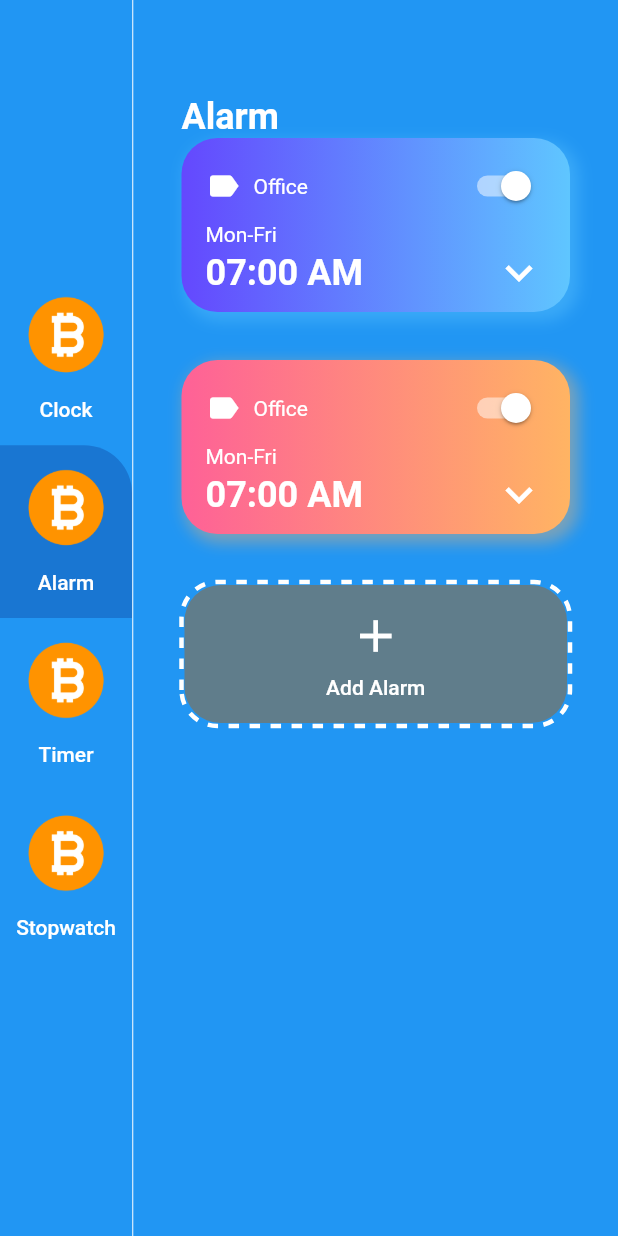
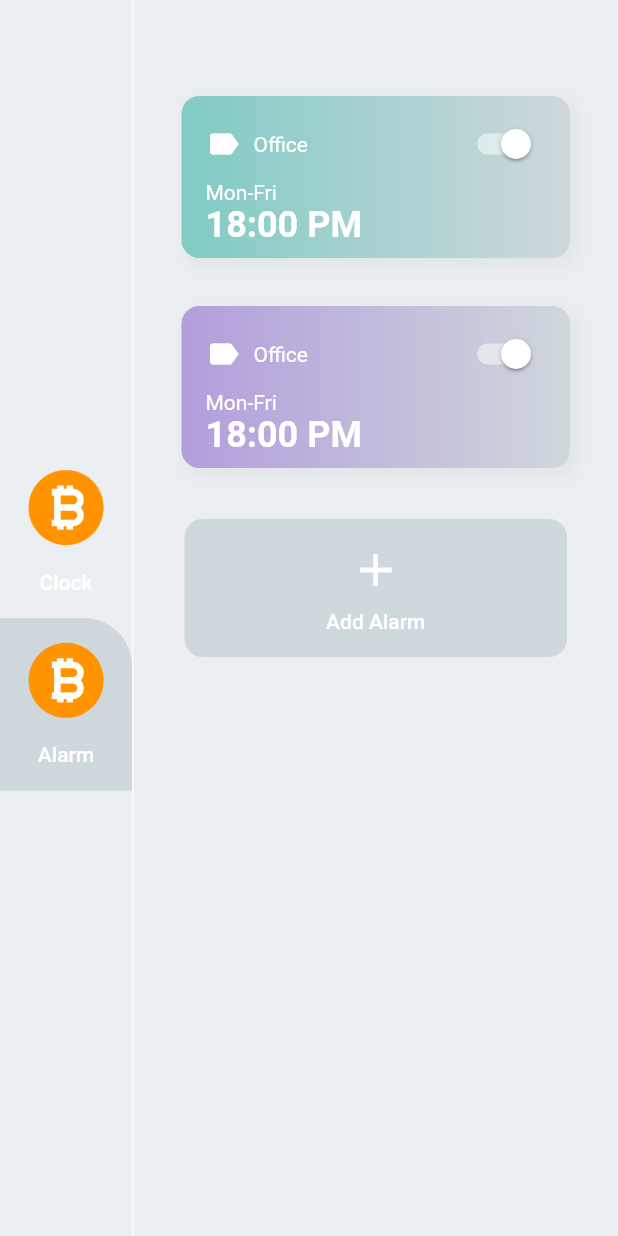
Before and after one commit to oQULOo/taciturn-clock, a Flutter app: the screen it shows after launch, after a tap on "Alarm", on a phone screen of 412 x 824 dp. Run offline on Flutter 3.47's test engine with Material 2 defaults, Android fonts, the phone set to English and light mode, and no system bars; drawn by our look-alikes of dotted_border; our stand-ins replace flutter_local_notifications, sqflite, timezone; accounts and stored records are empty.

Commit message:
全体的にデザインの修正

```diff
--- a/lib/data.dart
+++ b/lib/data.dart
@@ -8,9 +8,6 @@ import 'models/menu_info.dart';
 List<MenuInfo> menuItems = [
   MenuInfo(MenuType.clock, title: 'Clock', imageSource: 'assets/icon_btc.png'),
   MenuInfo(MenuType.alarm, title: 'Alarm', imageSource: 'assets/icon_btc.png'),
-  MenuInfo(MenuType.timer, title: 'Timer', imageSource: 'assets/icon_btc.png'),
-  MenuInfo(MenuType.stopwatch,
-      title: 'Stopwatch', imageSource: 'assets/icon_btc.png'),
 ];
 
 ///Alarm画面において表示するListViewにわたすためのリスト
--- a/lib/views/alarm_page.dart
+++ b/lib/views/alarm_page.dart
@@ -46,11 +46,6 @@ class _AlarmPageState extends State<AlarmPage> {
       child: Column(
         crossAxisAlignment: CrossAxisAlignment.start, //Alarmのタイトルを左寄せに
         children: [
-          Text(
-            'Alarm',
-            style: TextStyle(
-                fontWeight: FontWeight.w700, fontSize: 24, color: Colors.white),
-          ),
           Expanded(
             child: ListView(
                 children: alarms.map<Widget>((alarm) {
@@ -75,7 +70,7 @@ class _AlarmPageState extends State<AlarmPage> {
                       offset: Offset(4, 4),
                     ),
                   ],
-                  borderRadius: BorderRadius.all(Radius.circular(24)),
+                  borderRadius: BorderRadius.all(Radius.circular(12)),
                 ),
                 child: Column(
                   crossAxisAlignment: CrossAxisAlignment.start,
@@ -117,19 +112,12 @@ class _AlarmPageState extends State<AlarmPage> {
                       children: [
                         ///時刻
                         Text(
-                          '07:00 AM',
+                          '18:00 PM',
                           style: TextStyle(
                               color: Colors.white,
                               fontSize: 24,
                               fontWeight: FontWeight.w700),
                         ),
-
-                        ///時刻右手の下向き矢印
-                        Icon(
-                          Icons.keyboard_arrow_down,
-                          size: 36,
-                          color: Colors.white,
-                        )
                       ],
                     ),
                   ],
@@ -138,16 +126,16 @@ class _AlarmPageState extends State<AlarmPage> {
             }).followedBy([
               if (alarms.length < 5)
                 DottedBorder(
-                  strokeWidth: 3,
+                  strokeWidth: 0,
                   color: Colors.white,
                   borderType: BorderType.RRect, //点線を角丸にする
-                  radius: Radius.circular(24), //角丸のアール値を指定
+                  radius: Radius.circular(12), //角丸のアール値を指定
                   dashPattern: [7, 7], //[線分の長さ,間隔の幅]
                   child: Container(
                     width: double.infinity,
                     decoration: BoxDecoration(
-                        color: Colors.blueGrey,
-                        borderRadius: BorderRadius.all(Radius.circular(24))),
+                        color: Colors.blueGrey[100],
+                        borderRadius: BorderRadius.all(Radius.circular(12))),
                     child: FlatButton(
                       padding: const EdgeInsets.symmetric(
                           horizontal: 32, vertical: 16),
--- a/lib/views/clock_page.dart
+++ b/lib/views/clock_page.dart
@@ -3,6 +3,7 @@ import 'package:intl/intl.dart';
 
 import 'clock_view.dart';
 
+///時計表示ページ
 class ClockPage extends StatefulWidget {
   ClockPage({Key key}) : super(key: key);
 
@@ -30,14 +31,6 @@ class _ClockPageState extends State<ClockPage> {
       child: Column(
         crossAxisAlignment: CrossAxisAlignment.start,
         children: [
-          Flexible(
-            flex: 1,
-            fit: FlexFit.tight,
-            child: Text(
-              'Clock',
-              style: TextStyle(color: Colors.white, fontSize: 24),
-            ),
-          ),
           SizedBox(
             height: 32,
           ),
@@ -48,11 +41,11 @@ class _ClockPageState extends State<ClockPage> {
               children: [
                 Text(
                   formattedTime,
-                  style: TextStyle(color: Colors.white, fontSize: 64),
+                  style: TextStyle(color: Colors.blueGrey[200], fontSize: 64),
                 ),
                 Text(
                   formattedDate,
-                  style: TextStyle(color: Colors.white, fontSize: 20),
+                  style: TextStyle(color: Colors.blueGrey[200], fontSize: 20),
                 ),
               ],
             ),
@@ -72,16 +65,17 @@ class _ClockPageState extends State<ClockPage> {
               children: [
                 Text(
                   'Timezone',
-                  style: TextStyle(color: Colors.white, fontSize: 24),
+                  style: TextStyle(color: Colors.blueGrey[200], fontSize: 24),
                 ),
                 SizedBox(height: 16),
                 Row(
                   children: [
-                    Icon(Icons.language, color: Colors.white),
+                    Icon(Icons.language, color: Colors.blueGrey[200]),
                     SizedBox(width: 16),
                     Text(
                       'UTC' + offsetSign + timezoneString,
-                      style: TextStyle(color: Colors.white, fontSize: 24),
+                      style:
+                          TextStyle(color: Colors.blueGrey[200], fontSize: 24),
                     ),
                   ],
                 ),
--- a/lib/views/clock_view.dart
+++ b/lib/views/clock_view.dart
@@ -68,29 +68,31 @@ class ClockPainter extends CustomPainter {
       ..strokeWidth = size.width / 20; //縁の太さ
 
     ///時計の中心の色
-    var centerFillBrush = Paint()..color = Colors.amber[50];
+    var centerFillBrush = Paint()..color = Colors.blueGrey[800];
 
     ///時計の針3本の色と描画スタイルを設定！
     var secHandBrush = Paint()
-      ..shader = RadialGradient(colors: [Colors.orangeAccent, Colors.pink])
+      ..shader =
+          RadialGradient(colors: [Colors.blueGrey[800], Colors.blueGrey[400]])
               .createShader(Rect.fromCircle(center: center, radius: radius))
       ..style = PaintingStyle.stroke
       ..strokeCap = StrokeCap.round //ラインを丸くする
       ..strokeWidth = size.width / 60;
 
     var minHandBrush = Paint()
-      ..shader = RadialGradient(colors: [Colors.lightBlue, Colors.lightGreen])
+      ..shader =
+          RadialGradient(colors: [Colors.blueGrey[800], Colors.blueGrey[400]])
               .createShader(Rect.fromCircle(center: center, radius: radius))
       ..style = PaintingStyle.stroke
       ..strokeCap = StrokeCap.round
-      ..strokeWidth = size.width / 30;
+      ..strokeWidth = size.width / 60;
 
     var hourHandBrush = Paint()
-      ..shader = RadialGradient(colors: [Colors.green, Colors.yellow])
+      ..shader = RadialGradient(colors: [Colors.red[700], Colors.red[100]])
           .createShader(Rect.fromCircle(center: center, radius: radius))
       ..style = PaintingStyle.stroke
       ..strokeCap = StrokeCap.round
-      ..strokeWidth = size.width / 24;
+      ..strokeWidth = size.width / 60;
 
     ///時計回りの放射線状の線の描画スタイル
     var dashBrush = Paint()
@@ -99,33 +101,33 @@ class ClockPainter extends CustomPainter {
       ..style = PaintingStyle.stroke
       ..strokeWidth = 1;
 
-    canvas.drawCircle(center, radius * 0.75, fillBrush); //時計の内側
-    canvas.drawCircle(center, radius * 0.75, outlineBrush); //時計の縁
+    // canvas.drawCircle(center, radius * 0.75, fillBrush); //時計の内側
+    // canvas.drawCircle(center, radius * 0.75, outlineBrush); //時計の縁
 
     ///時計の針のdrawLine終了点に使用
-    ///80*はcenterからの距離を離すために必要(？)
+    ///針の長さを変えたいとき：radius*n のn値を大きくする
     var hourHandX = centerX +
         radius *
-            0.4 *
+            0.6 *
             cos((dateTime.hour * 30 + dateTime.minute * 0.5) *
                 pi /
                 180); //1時間後に急に針ががくっと動くのはやなので毎分0.5度足していく
     var hourHandY = centerX +
         radius *
-            0.4 *
+            0.6 *
             sin((dateTime.hour * 30 + dateTime.minute * 0.5) * pi / 180);
     //時計の針:drawLine(開始点,終了点,描画スタイル)
     canvas.drawLine(center, Offset(hourHandX, hourHandY), hourHandBrush);
 
-    var minHandX = centerX + radius * 0.6 * cos(dateTime.minute * 6 * pi / 180);
-    var minHandY = centerX + radius * 0.6 * sin(dateTime.minute * 6 * pi / 180);
+    var minHandX = centerX + radius * 1 * cos(dateTime.minute * 6 * pi / 180);
+    var minHandY = centerX + radius * 1 * sin(dateTime.minute * 6 * pi / 180);
     canvas.drawLine(center, Offset(minHandX, minHandY), minHandBrush);
 
-    var secHandX = centerX + radius * 0.6 * cos(dateTime.second * 6 * pi / 180);
-    var secHandY = centerX + radius * 0.6 * sin(dateTime.second * 6 * pi / 180);
+    var secHandX = centerX + radius * 1 * cos(dateTime.second * 6 * pi / 180);
+    var secHandY = centerX + radius * 1 * sin(dateTime.second * 6 * pi / 180);
     canvas.drawLine(center, Offset(secHandX, secHandY), secHandBrush);
 
-    canvas.drawCircle(center, 12, centerFillBrush); //時計の中心点
+    canvas.drawCircle(center, 3, centerFillBrush); //時計の中心点
 
     ///時計回りの放射線状の線
     var outerCircleRadius = radius;
@@ -137,7 +139,7 @@ class ClockPainter extends CustomPainter {
       var x2 = centerX + innerCircleRadius * cos(i * pi / 180);
       var y2 = centerX + innerCircleRadius * sin(i * pi / 180);
 
-      canvas.drawLine(Offset(x1, y1), Offset(x2, y2), dashBrush);
+      // canvas.drawLine(Offset(x1, y1), Offset(x2, y2), dashBrush);
     }
   }
 
--- a/lib/views/homepage.dart
+++ b/lib/views/homepage.dart
@@ -18,7 +18,7 @@ class _HomePageState extends State<HomePage> {
   @override
   Widget build(BuildContext context) {
     return Scaffold(
-      backgroundColor: Colors.blue,
+      backgroundColor: Colors.blueGrey[50],
       body: Row(
         children: [
           Column(
@@ -70,7 +70,7 @@ class _HomePageState extends State<HomePage> {
               borderRadius: BorderRadius.only(topRight: Radius.circular(32))),
           padding: const EdgeInsets.symmetric(vertical: 16.0),
           color: currentMenuInfo.menuType == value.menuType
-              ? Colors.blue[700]
+              ? Colors.blueGrey[100]
               : Colors.transparent,
           onPressed: () {
             ///ManuInfoをProviderの監視対象にする
```
Also changed, not shown: lib/constants/theme_data.dart (+2 -5 lines), lib/main.dart (+0 -53 lines). Lines whose indentation alone changed are shown as unchanged.
